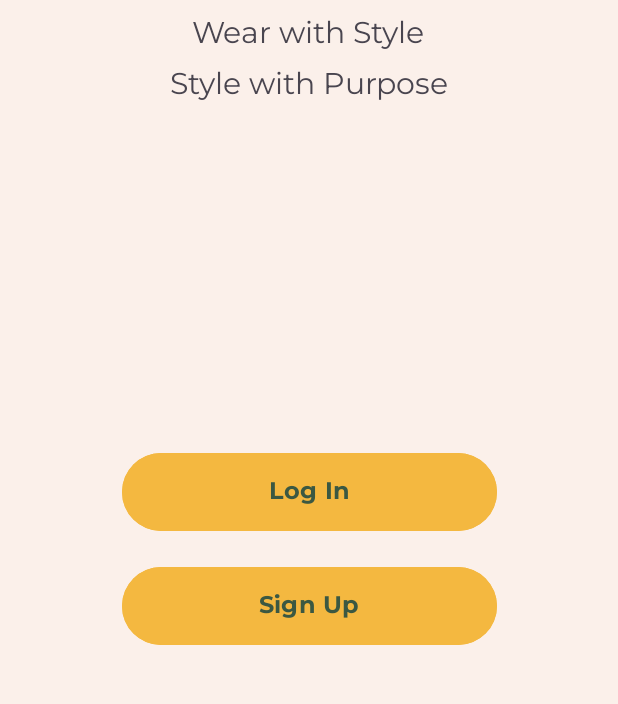
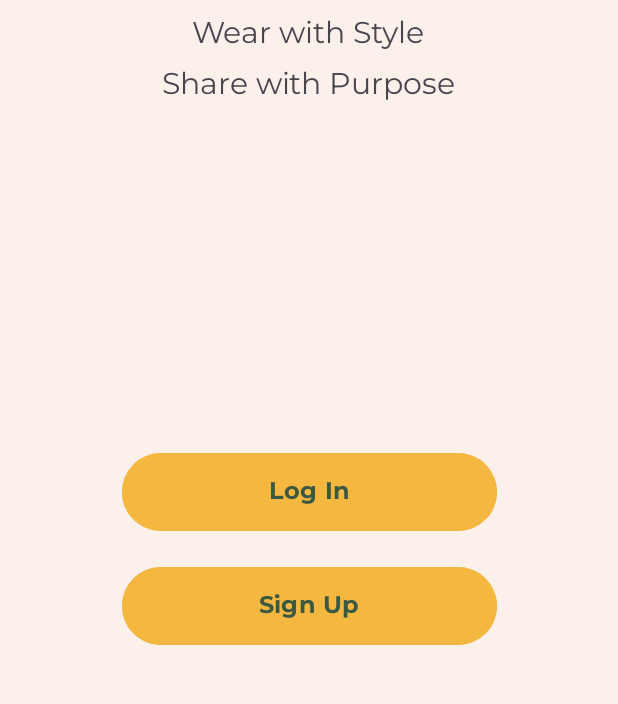
Before and after one commit to mfsvelasquez/Retasify, an Android app: the screen it shows after launch (AuthActivity), on a phone screen of 412 x 824 dp, the part 489-1193 px from its top. Run offline under Robolectric (Android 15) with nearby library versions, the phone set to English and light mode, and no system bars; our stand-ins replace CircleImageView.

Commit message:
changed loading screen; style -> share

```diff
--- a/app/src/main/res/layout/activity_auth.xml
+++ b/app/src/main/res/layout/activity_auth.xml
@@ -38,7 +38,7 @@
         android:layout_height="wrap_content"
         android:layout_marginTop="4dp"
         android:fontFamily="@font/montserrat_regular"
-        android:text="Style with Purpose"
+        android:text="Share with Purpose"
         android:textSize="20sp"
         app:layout_constraintEnd_toEndOf="parent"
         app:layout_constraintStart_toStartOf="parent"
```
